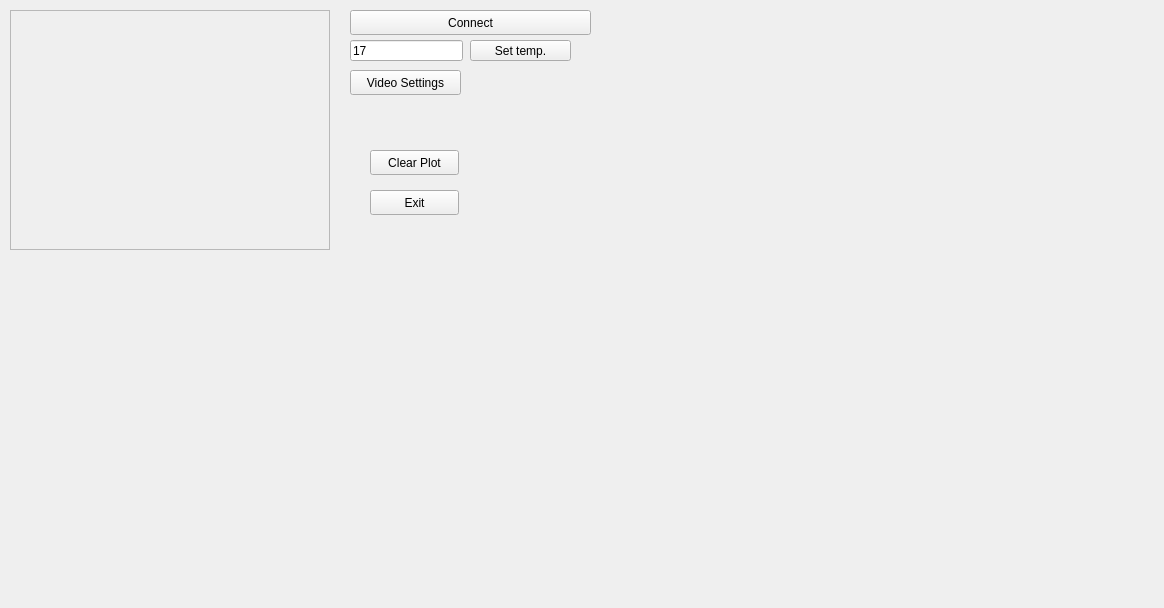
gfogwill/FrESH, file src/gui/experiment.ui: the form before one commit.
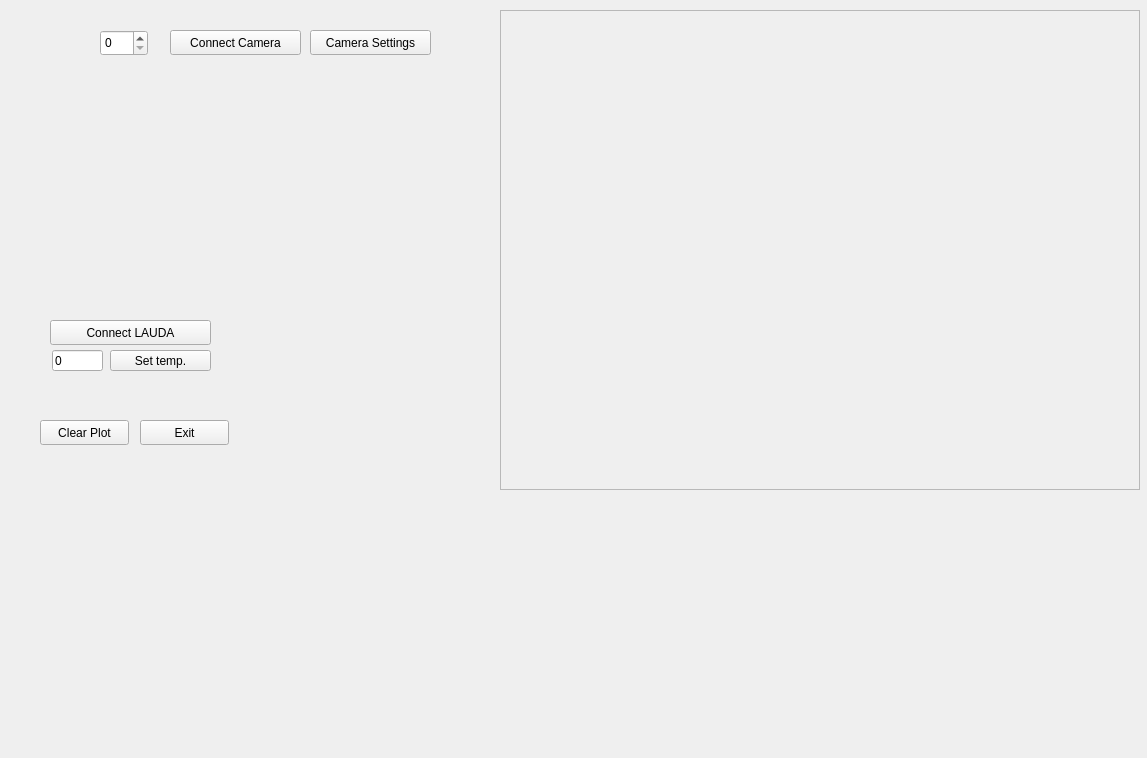
The form after the commit. Custom widgets are drawn as their Qt base class.

Commit message: refactor: change video size. Add option to change camera ID

What changed in the file:
```diff
--- a/src/gui/experiment.ui
+++ b/src/gui/experiment.ui
@@ -6,8 +6,8 @@
    <rect>
     <x>0</x>
     <y>0</y>
-    <width>1164</width>
-    <height>608</height>
+    <width>1147</width>
+    <height>758</height>
    </rect>
   </property>
   <property name="sizePolicy">
@@ -24,43 +24,43 @@
     <property name="geometry">
      <rect>
       <x>10</x>
-      <y>300</y>
-      <width>681</width>
-      <height>301</height>
+      <y>500</y>
+      <width>1131</width>
+      <height>251</height>
      </rect>
     </property>
    </widget>
    <widget class="QLineEdit" name="temp_set">
     <property name="geometry">
      <rect>
-      <x>350</x>
-      <y>40</y>
-      <width>113</width>
+      <x>52</x>
+      <y>350</y>
+      <width>51</width>
       <height>21</height>
      </rect>
     </property>
     <property name="text">
-     <string>17</string>
+     <string>0</string>
     </property>
    </widget>
    <widget class="QPushButton" name="connectButton">
     <property name="geometry">
      <rect>
-      <x>350</x>
-      <y>10</y>
-      <width>241</width>
+      <x>170</x>
+      <y>30</y>
+      <width>131</width>
       <height>25</height>
      </rect>
     </property>
     <property name="text">
-     <string>Connect</string>
+     <string>Connect Camera</string>
     </property>
    </widget>
    <widget class="QPushButton" name="exitButton">
     <property name="geometry">
      <rect>
-      <x>370</x>
-      <y>190</y>
+      <x>140</x>
+      <y>420</y>
       <width>89</width>
       <height>25</height>
      </rect>
@@ -72,8 +72,8 @@
    <widget class="QPushButton" name="clearPlotButton">
     <property name="geometry">
      <rect>
-      <x>370</x>
-      <y>150</y>
+      <x>40</x>
+      <y>420</y>
       <width>89</width>
       <height>25</height>
      </rect>
@@ -85,10 +85,10 @@
    <widget class="QFrame" name="frameVideo">
     <property name="geometry">
      <rect>
-      <x>10</x>
+      <x>500</x>
       <y>10</y>
-      <width>320</width>
-      <height>240</height>
+      <width>640</width>
+      <height>480</height>
      </rect>
     </property>
     <property name="frameShape">
@@ -102,8 +102,8 @@
       <rect>
        <x>0</x>
        <y>0</y>
-       <width>320</width>
-       <height>240</height>
+       <width>640</width>
+       <height>480</height>
       </rect>
      </property>
      <property name="text">
@@ -114,8 +114,8 @@
    <widget class="QPushButton" name="setTempButton">
     <property name="geometry">
      <rect>
-      <x>470</x>
-      <y>40</y>
+      <x>110</x>
+      <y>350</y>
       <width>101</width>
       <height>21</height>
      </rect>
@@ -127,14 +127,37 @@
    <widget class="QPushButton" name="videoSettingsButton">
     <property name="geometry">
      <rect>
-      <x>350</x>
-      <y>70</y>
-      <width>111</width>
+      <x>310</x>
+      <y>30</y>
+      <width>121</width>
       <height>25</height>
      </rect>
     </property>
     <property name="text">
-     <string>Video Settings</string>
+     <string>Camera Settings</string>
+    </property>
+   </widget>
+   <widget class="QPushButton" name="connectLAUDAButton">
+    <property name="geometry">
+     <rect>
+      <x>50</x>
+      <y>320</y>
+      <width>161</width>
+      <height>25</height>
+     </rect>
+    </property>
+    <property name="text">
+     <string>Connect LAUDA</string>
+    </property>
+   </widget>
+   <widget class="QSpinBox" name="cameraID">
+    <property name="geometry">
+     <rect>
+      <x>100</x>
+      <y>30</y>
+      <width>48</width>
+      <height>26</height>
+     </rect>
     </property>
    </widget>
    <zorder>frameVideo</zorder>
```
Left out of the diff: 6 changed lines with no effect on the pictures. The commit also changes 2 other files.
